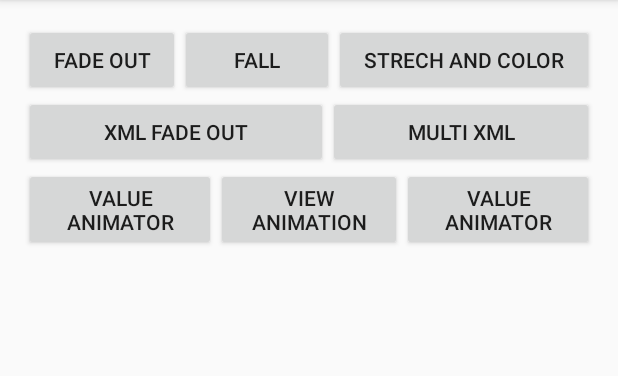
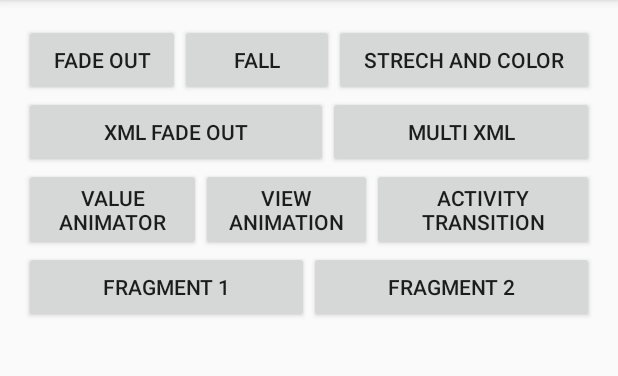
Before and after one commit to eguegan/w3d4-animations-test, an Android app: the screen it shows after launch (MainActivity), on a phone screen of 412 x 824 dp, the part 84-460 px from its top. Run offline under Robolectric (Android 15) with nearby library versions, the phone set to English and light mode, and no system bars; 1 statement that could not run was skipped.

```diff
--- a/app/build.gradle
+++ b/app/build.gradle
@@ -23,4 +23,6 @@ dependencies {
     compile fileTree(dir: 'libs', include: ['*.jar'])
     testCompile 'junit:junit:4.12'
     compile 'com.android.support:appcompat-v7:23.2.1'
+    compile 'com.android.support:support-v4:23.2.1'
+    compile 'com.github.bumptech.glide:glide:3.6.0'
 }
--- a/app/src/main/AndroidManifest.xml
+++ b/app/src/main/AndroidManifest.xml
@@ -1,7 +1,7 @@
 <?xml version="1.0" encoding="utf-8"?>
 <manifest xmlns:android="http://schemas.android.com/apk/res/android"
     package="com.example.admin.w3d4animations">
-
+<uses-permission android:name="android.permission.INTERNET"/>
     <application
         android:allowBackup="true"
         android:icon="@mipmap/ic_launcher"
@@ -15,6 +15,7 @@
                 <category android:name="android.intent.category.LAUNCHER" />
             </intent-filter>
         </activity>
+        <activity android:name=".SecondActivity"></activity>
     </application>
 
 </manifest>
--- /dev/null
+++ b/app/src/main/res/anim/left_out.xml
@@ -0,0 +1,8 @@
+<?xml version="1.0" encoding="utf-8"?>
+<set xmlns:android="http://schemas.android.com/apk/res/android"
+    android:interpolator="@android:anim/linear_interpolator">
+    <translate
+        android:fromXDelta="0"
+        android:toXDelta="-100%p"
+        android:duration="500"/>
+</set>
--- /dev/null
+++ b/app/src/main/res/anim/right_in.xml
@@ -0,0 +1,8 @@
+<?xml version="1.0" encoding="utf-8"?>
+<set xmlns:android="http://schemas.android.com/apk/res/android"
+    android:interpolator="@android:anim/linear_interpolator">
+    <translate
+        android:fromXDelta="100%p"
+        android:toXDelta="0"
+        android:duration="500"/>
+</set>
--- /dev/null
+++ b/app/src/main/res/anim/slide_in_left.xml
@@ -0,0 +1,7 @@
+<?xml version="1.0" encoding="utf-8"?>
+<set xmlns:android="http://schemas.android.com/apk/res/android">
+    <translate android:fromXDelta="-50%p" android:toXDelta="0"
+        android:duration="@android:integer/config_mediumAnimTime"/>
+    <alpha android:fromAlpha="0.0" android:toAlpha="1.0"
+        android:duration="@android:integer/config_mediumAnimTime" />
+</set>
--- /dev/null
+++ b/app/src/main/res/anim/slide_out_right.xml
@@ -0,0 +1,7 @@
+<?xml version="1.0" encoding="utf-8"?>
+<set xmlns:android="http://schemas.android.com/apk/res/android">
+    <translate android:fromXDelta="0" android:toXDelta="50%p"
+        android:duration="@android:integer/config_mediumAnimTime"/>
+    <alpha android:fromAlpha="1.0" android:toAlpha="0.0"
+        android:duration="@android:integer/config_mediumAnimTime" />
+</set>
--- a/app/src/main/res/layout/activity_main.xml
+++ b/app/src/main/res/layout/activity_main.xml
@@ -84,9 +84,45 @@
             android:id="@+id/btn_8"
             android:layout_width="wrap_content"
             android:layout_height="match_parent"
-            android:text="Value Animator"
-            android:onClick="startValueAnimator"
+            android:text="Activity Transition"
+            android:onClick="activityTransition"
             android:layout_weight="1"/>
 
     </LinearLayout>
+
+    <LinearLayout
+        android:layout_width="match_parent"
+        android:layout_height="wrap_content"
+        android:orientation="horizontal">
+
+        <Button
+            android:id="@+id/btn_9"
+            android:layout_width="wrap_content"
+            android:layout_height="match_parent"
+            android:text="Fragment 1"
+            android:onClick="fragmentOne"
+            android:layout_weight="1"/>
+        <Button
+            android:id="@+id/btn_10"
+            android:layout_width="wrap_content"
+            android:layout_height="match_parent"
+            android:text="Fragment 2"
+            android:onClick="fragmentTwo"
+            android:layout_weight="1"/>
+
+    </LinearLayout>
+
+    <LinearLayout
+        android:orientation="vertical"
+        android:id="@+id/fragment_container"
+        android:layout_width="match_parent"
+        android:layout_height="wrap_content">
+
+    </LinearLayout>
+
+    <ImageView
+        android:id="@+id/imgs_gif"
+        android:contentDescription="Gif"
+        android:layout_width="wrap_content"
+        android:layout_height="wrap_content" />
 </LinearLayout>
--- a/app/src/main/res/values/strings.xml
+++ b/app/src/main/res/values/strings.xml
@@ -1,3 +1,6 @@
 <resources>
     <string name="app_name">W3D4Animations</string>
+
+    <!-- TODO: Remove or change this placeholder text -->
+    <string name="hello_blank_fragment">Hello blank fragment</string>
 </resources>
```
Also changed, not shown: app/src/main/java/com/example/admin/w3d4animations/BlankFragment.java (added, +29 -0 lines), app/src/main/java/com/example/admin/w3d4animations/MainActivity.java (+40 -0 lines), app/src/main/java/com/example/admin/w3d4animations/SecondActivity.java (added, +40 -0 lines), app/src/main/java/com/example/admin/w3d4animations/SecondFragment.java (added, +29 -0 lines), app/src/main/res/anim/left_in.xml (added, +8 -0 lines), app/src/main/res/anim/right_out.xml (added, +8 -0 lines), app/src/main/res/layout/activity_second.xml (added, +12 -0 lines), app/src/main/res/layout/fragment_blank.xml (added, +13 -0 lines), app/src/main/res/layout/fragment_second.xml (added, +13 -0 lines).
